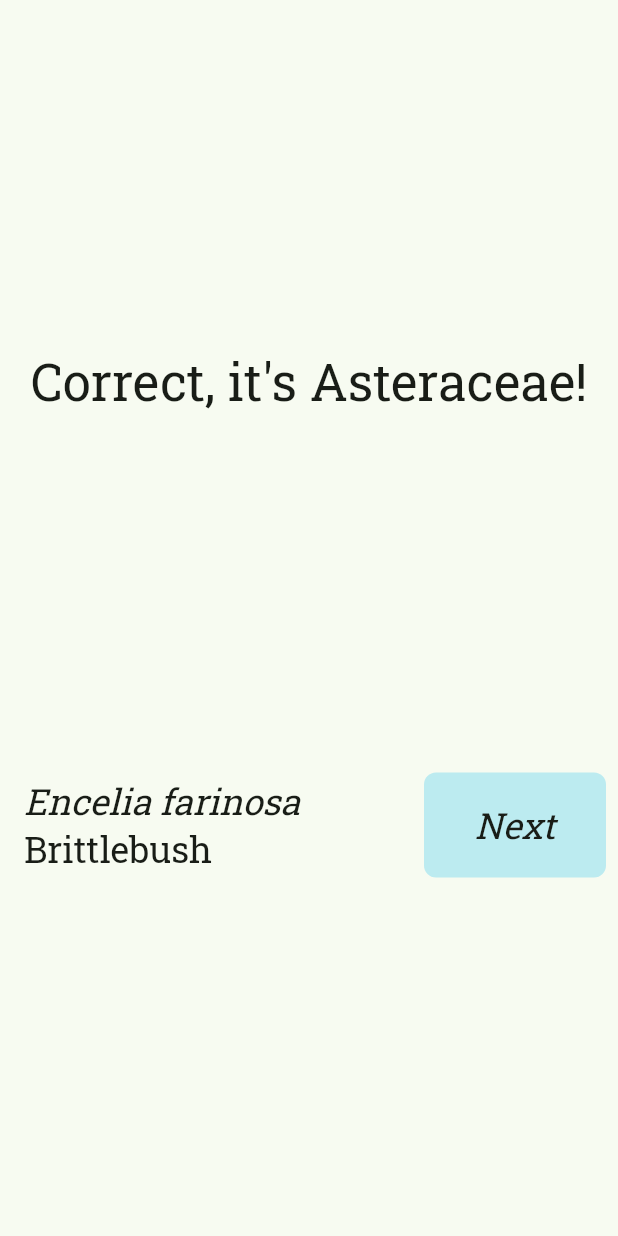
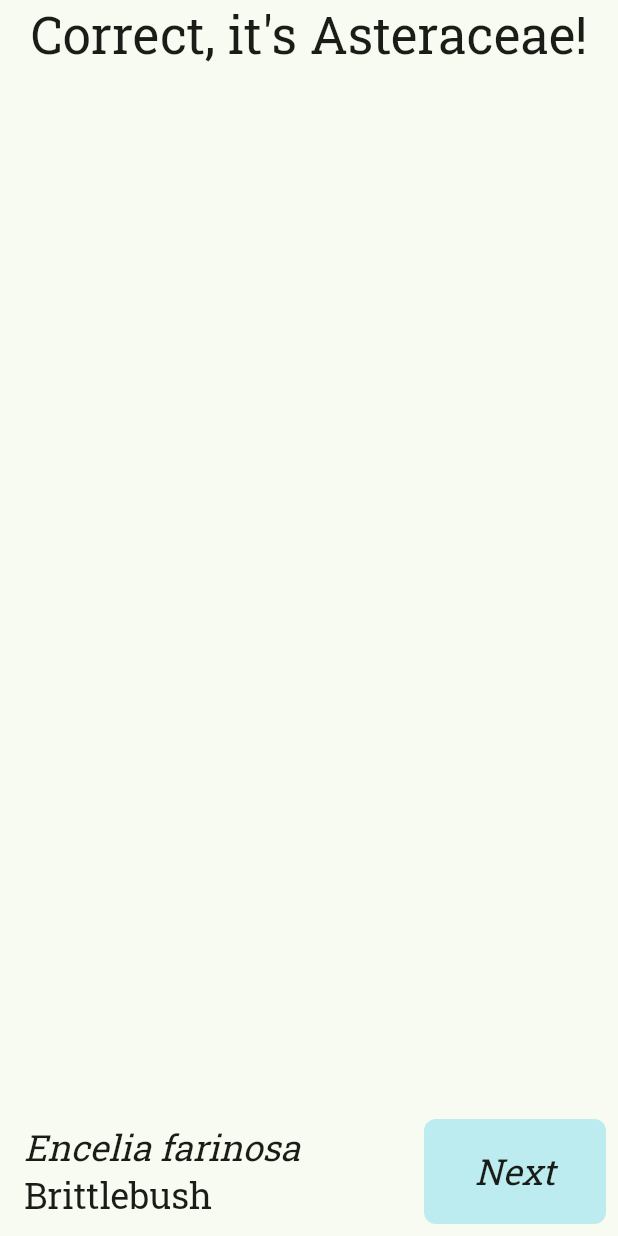
Before and after one commit to JPUF/flash_botany_flutter, a Flutter app: the FeedbackContainer widget shown alone on an empty page, opened directly with empty values, on a phone screen of 412 x 824 dp. Run offline on Flutter 3.47's test engine with Material 2 defaults, Android fonts, the phone set to English and light mode, and no system bars; drawn by our look-alikes of dynamic_color; our stand-ins replace cached_network_image, card_swiper, flutter_bloc, flutter_svg, freezed_annotation, go_router and 2 more; missing offline and left inert: snapping_sheet; network calls fail; statements that could not run were skipped.

Commit message:
adjust padding

```diff
--- a/app/lib/src/features/home/view/flash/feedback_container.dart
+++ b/app/lib/src/features/home/view/flash/feedback_container.dart
@@ -37,12 +37,15 @@ class _FeedbackContainerState extends State<FeedbackContainer> {
       duration: _duration,
       opacity: _visible ? 1.0 : 0.0,
       child: Column(
-        mainAxisAlignment: MainAxisAlignment.spaceEvenly,
+        mainAxisAlignment: MainAxisAlignment.spaceBetween,
         children: [
-          FittedBox(
-              fit: BoxFit.scaleDown,
-              child: Text('Correct, it\'s Asteraceae!',
-                  style: context.headlineMedium)),
+          Padding(
+            padding: const EdgeInsets.symmetric(horizontal: 8),
+            child: FittedBox(
+                fit: BoxFit.scaleDown,
+                child: Text('Correct, it\'s Asteraceae!',
+                    style: context.headlineMedium)),
+          ),
           Row(
             children: [
               const Expanded(flex: 2, child: FeedbackSpecies()),
--- a/app/lib/src/features/home/view/flash/prompt_content.dart
+++ b/app/lib/src/features/home/view/flash/prompt_content.dart
@@ -30,7 +30,7 @@ class _PromptContentState extends State<PromptContent> {
         return BlocBuilder<PromptBloc, PromptState>(
           builder: (context, state) {
             final urls = state.promptSpecies?.imageUrls ?? [];
-            if(urls.isNotEmpty) {
+            if (urls.isNotEmpty) {
               return PromptNetworkImage(imgUrls: urls, index: index);
             } else {
               return const SizedLoadSpinner();
@@ -45,7 +45,8 @@ class _PromptContentState extends State<PromptContent> {
                     color: Colors.white, activeColor: Colors.white)
                 .build(c, config);
           })),
-      control: SwiperControl(color: colors.onSurface),
+      control: SwiperControl(
+          color: colors.onSurface, padding: const EdgeInsets.only(left: 8)),
       indicatorLayout: PageIndicatorLayout.SCALE,
     );
   }
```
